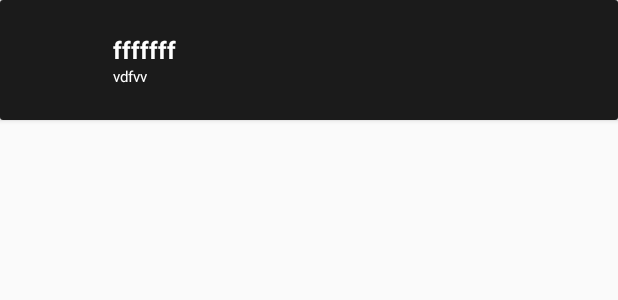
After one commit to Blahblahlolhahaha/MusicPlayer, an Android app: the layout album_song_card.xml on its own in the app's theme, with its tools: preview values and no code run, on a phone screen of 412 x 824 dp. The commit adds this screen. Shown: the top 300 px of the screen. Run offline under Robolectric (Android 15) with nearby library versions, the phone set to English and light mode, and no system bars.

Commit message:
finished with album sadness

```diff
--- /dev/null
+++ b/app/src/main/res/layout/album_song_card.xml
@@ -0,0 +1,42 @@
+<?xml version="1.0" encoding="utf-8"?>
+<androidx.cardview.widget.CardView xmlns:android="http://schemas.android.com/apk/res/android"
+    android:layout_width="match_parent" android:layout_height="80dp" >
+    <androidx.appcompat.widget.LinearLayoutCompat
+        android:layout_width="match_parent"
+        android:layout_height="match_parent"
+        android:orientation="horizontal"
+        android:gravity="center_vertical"
+        android:background="@color/black"
+        android:paddingHorizontal="15dp">
+        <ImageView
+            android:id="@+id/album_art"
+            android:layout_width="50dp"
+            android:layout_height="50dp"
+            android:layout_marginEnd="10dp"
+            android:background="@color/black"/>
+        <androidx.appcompat.widget.LinearLayoutCompat
+            android:layout_width="match_parent"
+            android:layout_height="match_parent"
+            android:orientation="vertical"
+            android:gravity="center_vertical">
+            <androidx.appcompat.widget.AppCompatTextView
+                android:id="@+id/song_name"
+                android:layout_width="wrap_content"
+                android:layout_height="wrap_content"
+                android:text="fffffff"
+                android:textSize="16sp"
+                android:textStyle="bold"
+                android:textColor="@color/white"/>
+            <androidx.appcompat.widget.AppCompatTextView
+                android:id="@+id/artist"
+                android:layout_width="wrap_content"
+                android:layout_height="wrap_content"
+                android:text="vdfvv"
+                android:textSize="10dp"
+                android:textColor="@color/white"/>
+        </androidx.appcompat.widget.LinearLayoutCompat>
+    </androidx.appcompat.widget.LinearLayoutCompat>
+
+
+
+</androidx.cardview.widget.CardView>
--- /dev/null
+++ b/app/src/main/res/layout/album_songs_fragment.xml
@@ -0,0 +1,6 @@
+<?xml version="1.0" encoding="utf-8"?>
+<androidx.appcompat.widget.LinearLayoutCompat
+    xmlns:android="http://schemas.android.com/apk/res/android" android:layout_width="match_parent"
+    android:layout_height="match_parent">
+
+</androidx.appcompat.widget.LinearLayoutCompat>
--- /dev/null
+++ b/app/src/main/res/layout/disk_text.xml
@@ -0,0 +1,6 @@
+<?xml version="1.0" encoding="utf-8"?>
+<androidx.constraintlayout.widget.ConstraintLayout
+    xmlns:android="http://schemas.android.com/apk/res/android" android:layout_width="match_parent"
+    android:layout_height="match_parent">
+
+</androidx.constraintlayout.widget.ConstraintLayout>
```
Also changed, not shown: app/src/main/java/com/example/musicplayer/MainActivity.java (+14 -2 lines), app/src/main/java/com/example/musicplayer/fragments/AlbumSongsFragment.java (added, +70 -0 lines), app/src/main/java/com/example/musicplayer/workers/AlbumSongAdapter.java (added, +151 -0 lines), app/src/main/java/com/example/musicplayer/workers/CacheWorker.java (+23 -1 lines), app/src/main/java/com/example/musicplayer/workers/SongAdapter.java (+5 -2 lines).
